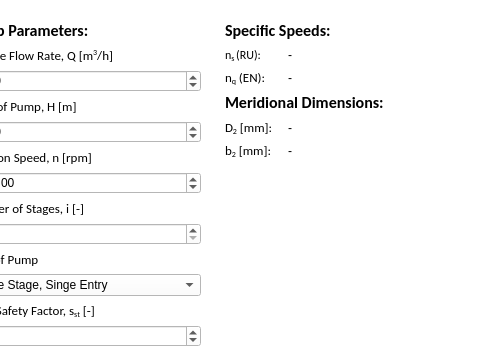
This is src/ui/components/partswidgets/impellerwidget/impellerwidget.ui in 20jeka08/centrifugal-pump-calc as Qt 5 draws it before an edit; both pictures show x 566 to 1046 and y 0 to 356 of the 1046 by 670 pixel window. The edited form follows.
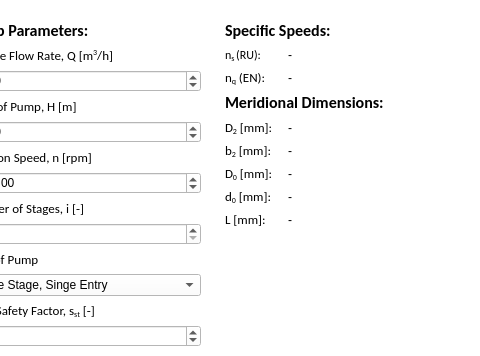
This is the edited form. Icons and pictures are not drawn.

Commit message: created some Output parameters in UI of impeller widget

The edit to the form file:
```diff
--- a/src/ui/components/partswidgets/impellerwidget/impellerwidget.ui
+++ b/src/ui/components/partswidgets/impellerwidget/impellerwidget.ui
@@ -589,6 +589,13 @@
              </property>
             </widget>
            </item>
+           <item row="3" column="1">
+            <widget class="QLabel" name="d0Label">
+             <property name="text">
+              <string>-</string>
+             </property>
+            </widget>
+           </item>
            <item row="1" column="1">
             <widget class="QLabel" name="b2Label">
              <property name="text">
@@ -596,6 +603,79 @@
              </property>
             </widget>
            </item>
+           <item row="2" column="1">
+            <widget class="QLabel" name="D0Label">
+             <property name="text">
+              <string>-</string>
+             </property>
+            </widget>
+           </item>
+           <item row="0" column="1">
+            <widget class="QLabel" name="d2Label">
+             <property name="text">
+              <string>-</string>
+             </property>
+            </widget>
+           </item>
+           <item row="3" column="0">
+            <widget class="QLabel" name="label_19">
+             <property name="font">
+              <font>
+               <family>Calibri</family>
+               <pointsize>10</pointsize>
+              </font>
+             </property>
+             <property name="text">
+              <string>&lt;html&gt;&lt;head/&gt;&lt;body&gt;&lt;p&gt;d&lt;span style=&quot; vertical-align:sub;&quot;&gt;0&lt;/span&gt; [mm]:&lt;/p&gt;&lt;/body&gt;&lt;/html&gt;</string>
+             </property>
+            </widget>
+           </item>
+           <item row="0" column="0">
+            <widget class="QLabel" name="label_10">
+             <property name="font">
+              <font>
+               <family>Calibri</family>
+               <pointsize>10</pointsize>
+              </font>
+             </property>
+             <property name="text">
+              <string>&lt;html&gt;&lt;head/&gt;&lt;body&gt;&lt;p&gt;D&lt;span style=&quot; vertical-align:sub;&quot;&gt;2&lt;/span&gt; [mm]:&lt;/p&gt;&lt;/body&gt;&lt;/html&gt;</string>
+             </property>
+            </widget>
+           </item>
+           <item row="2" column="0">
+            <widget class="QLabel" name="label_18">
+             <property name="font">
+              <font>
+               <family>Calibri</family>
+               <pointsize>10</pointsize>
+              </font>
+             </property>
+             <property name="text">
+              <string>&lt;html&gt;&lt;head/&gt;&lt;body&gt;&lt;p&gt;D&lt;span style=&quot; vertical-align:sub;&quot;&gt;0&lt;/span&gt; [mm]:&lt;/p&gt;&lt;/body&gt;&lt;/html&gt;</string>
+             </property>
+            </widget>
+           </item>
+           <item row="4" column="0">
+            <widget class="QLabel" name="label_21">
+             <property name="font">
+              <font>
+               <family>Calibri</family>
+               <pointsize>10</pointsize>
+              </font>
+             </property>
+             <property name="text">
+              <string>L [mm]:</string>
+             </property>
+            </widget>
+           </item>
+           <item row="4" column="1">
+            <widget class="QLabel" name="LLabel">
+             <property name="text">
+              <string>-</string>
+             </property>
+            </widget>
+           </item>
           </layout>
          </item>
          <item>
```
Left out of the diff: 20 changed lines with no effect on the pictures. The commit also changes 3 other files.
